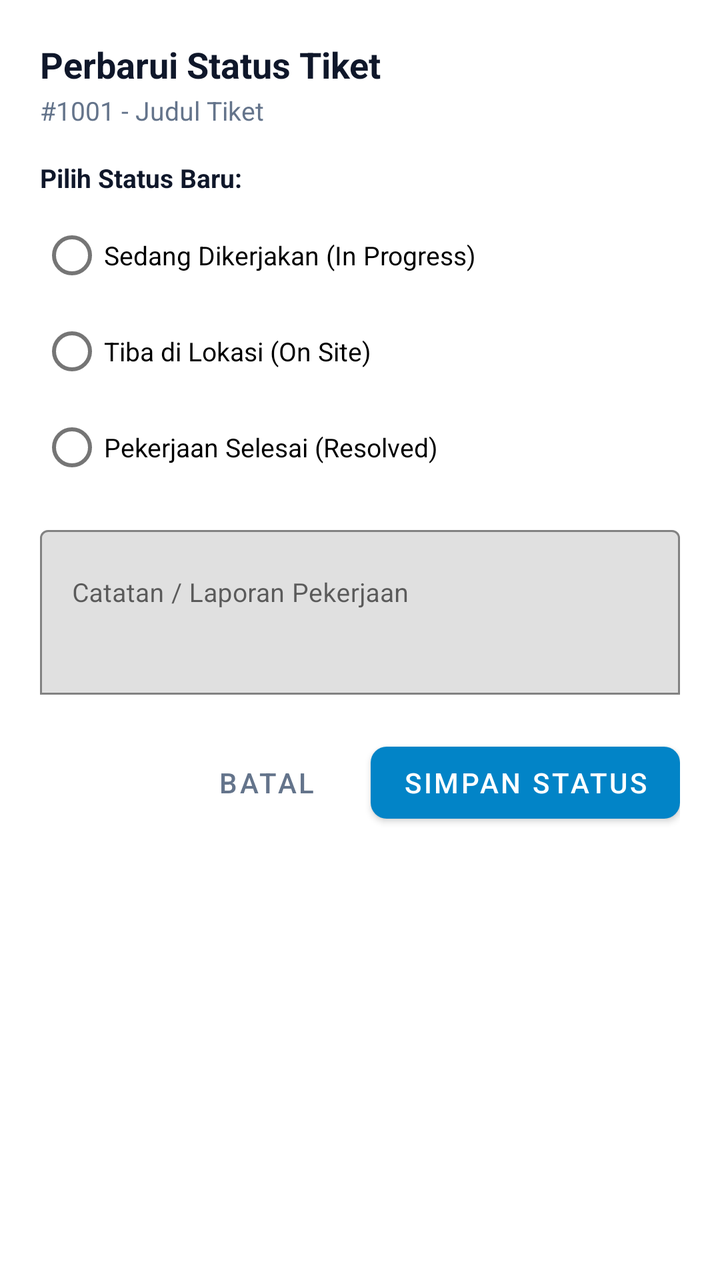
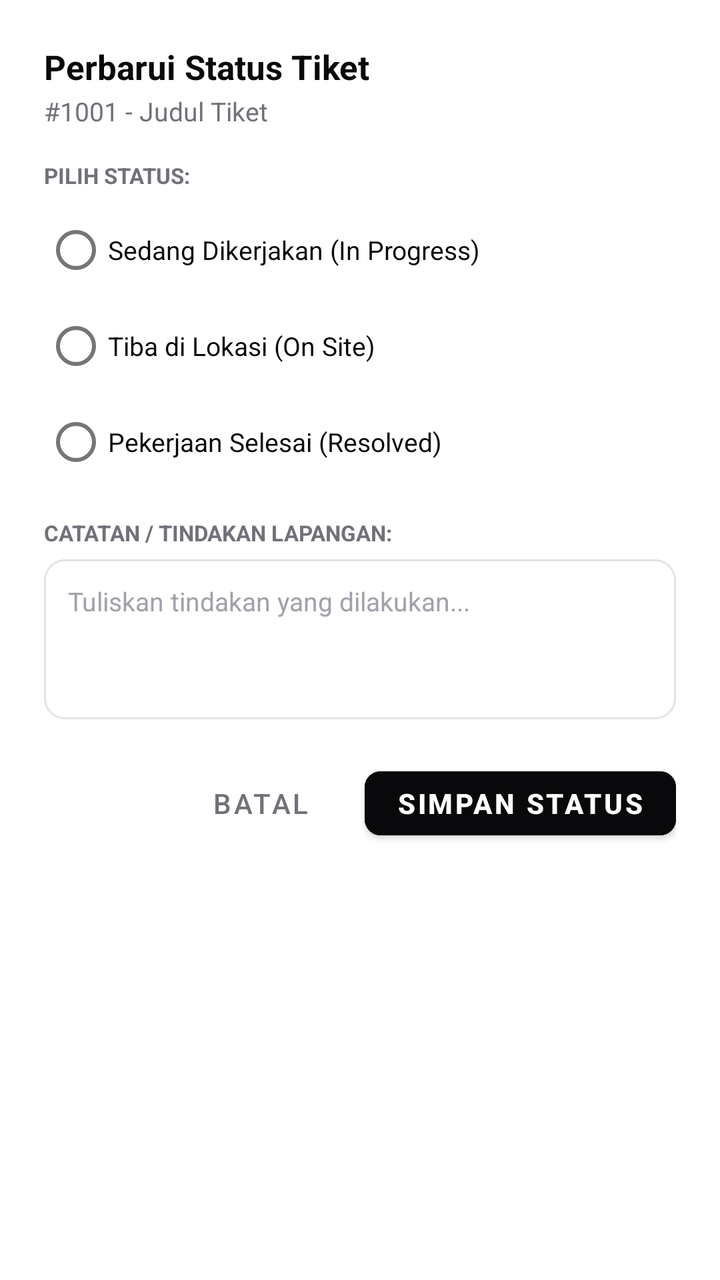

An Android layout rendered at two revisions. The XML below is the earlier revision; the diff shows what the commit changed to produce the second picture.
<!-- AndroidManifest.xml: application theme Theme.HelpDesk -->
<!-- res/layout/dialog_update_status.xml -->
<?xml version="1.0" encoding="utf-8"?>
<LinearLayout xmlns:android="http://schemas.android.com/apk/res/android"
    xmlns:app="http://schemas.android.com/apk/res-auto"
    android:layout_width="match_parent"
    android:layout_height="wrap_content"
    android:orientation="vertical"
    android:padding="20dp">

    <TextView
        android:id="@+id/tvDialogTitle"
        android:layout_width="wrap_content"
        android:layout_height="wrap_content"
        android:text="Perbarui Status Tiket"
        android:textColor="@color/text_primary"
        android:textSize="18sp"
        android:textStyle="bold" />

    <TextView
        android:id="@+id/tvDialogSubtitle"
        android:layout_width="wrap_content"
        android:layout_height="wrap_content"
        android:layout_marginTop="2dp"
        android:text="#1001 - Judul Tiket"
        android:textColor="@color/text_secondary"
        android:textSize="13sp" />

    <TextView
        android:layout_width="wrap_content"
        android:layout_height="wrap_content"
        android:layout_marginTop="16dp"
        android:text="Pilih Status Baru:"
        android:textColor="@color/text_primary"
        android:textSize="13sp"
        android:textStyle="bold" />

    <RadioGroup
        android:id="@+id/rgStatus"
        android:layout_width="match_parent"
        android:layout_height="wrap_content"
        android:layout_marginTop="6dp">

        <RadioButton
            android:id="@+id/rbInProgress"
            android:layout_width="match_parent"
            android:layout_height="wrap_content"
            android:text="Sedang Dikerjakan (In Progress)"
            android:textSize="13sp" />

        <RadioButton
            android:id="@+id/rbOnSite"
            android:layout_width="match_parent"
            android:layout_height="wrap_content"
            android:text="Tiba di Lokasi (On Site)"
            android:textSize="13sp" />

        <RadioButton
            android:id="@+id/rbResolved"
            android:layout_width="match_parent"
            android:layout_height="wrap_content"
            android:text="Pekerjaan Selesai (Resolved)"
            android:textSize="13sp" />
    </RadioGroup>

    <com.google.android.material.textfield.TextInputLayout
        android:layout_width="match_parent"
        android:layout_height="wrap_content"
        android:layout_marginTop="12dp"
        android:hint="Catatan / Laporan Pekerjaan"
        app:boxBackgroundMode="outline">

        <com.google.android.material.textfield.TextInputEditText
            android:id="@+id/etStatusNotes"
            android:layout_width="match_parent"
            android:layout_height="wrap_content"
            android:gravity="top"
            android:inputType="textMultiLine"
            android:lines="3"
            android:textSize="13sp" />
    </com.google.android.material.textfield.TextInputLayout>

    <LinearLayout
        android:layout_width="match_parent"
        android:layout_height="wrap_content"
        android:layout_marginTop="20dp"
        android:gravity="end"
        android:orientation="horizontal">

        <com.google.android.material.button.MaterialButton
            android:id="@+id/btnCancelDialog"
            style="@style/Widget.MaterialComponents.Button.TextButton"
            android:layout_width="wrap_content"
            android:layout_height="wrap_content"
            android:text="Batal"
            android:textColor="@color/text_secondary" />

        <com.google.android.material.button.MaterialButton
            android:id="@+id/btnSaveDialog"
            android:layout_width="wrap_content"
            android:layout_height="wrap_content"
            android:layout_marginStart="8dp"
            android:text="Simpan Status"
            app:cornerRadius="8dp" />
    </LinearLayout>

</LinearLayout>
<!-- resources referenced by this layout -->
<resources>
  <color name="text_primary">#0F172A</color>
  <color name="text_secondary">#64748B</color>
  <style name="Theme.HelpDesk" parent="Theme.MaterialComponents.DayNight.DarkActionBar">
          <item name="colorPrimary">@color/primary</item>
          <item name="colorPrimaryVariant">@color/primary_dark</item>
          <item name="colorOnPrimary">@color/white</item>
          <item name="colorSecondary">@color/accent</item>
          <item name="colorSecondaryVariant">@color/accent</item>
          <item name="colorOnSecondary">@color/white</item>
          <item name="android:statusBarColor">@color/primary_dark</item>
      </style>
  <color name="primary">#0284C7</color>
  <color name="primary_dark">#0369A1</color>
  <color name="white">#FFFFFF</color>
  <color name="accent">#10B981</color>
</resources>

<!-- the commit's change to res/layout/dialog_update_status.xml (unified diff, before → after) -->
@@ -4,15 +4,16 @@
     android:layout_width="match_parent"
     android:layout_height="wrap_content"
     android:orientation="vertical"
-    android:padding="20dp">
+    android:background="#FFFFFF"
+    android:padding="22dp">
 
     <TextView
         android:id="@+id/tvDialogTitle"
         android:layout_width="wrap_content"
         android:layout_height="wrap_content"
         android:text="Perbarui Status Tiket"
-        android:textColor="@color/text_primary"
-        android:textSize="18sp"
+        android:textColor="#09090B"
+        android:textSize="17sp"
         android:textStyle="bold" />
 
     <TextView
@@ -21,16 +22,16 @@
         android:layout_height="wrap_content"
         android:layout_marginTop="2dp"
         android:text="#1001 - Judul Tiket"
-        android:textColor="@color/text_secondary"
+        android:textColor="#71717A"
         android:textSize="13sp" />
 
     <TextView
         android:layout_width="wrap_content"
         android:layout_height="wrap_content"
         android:layout_marginTop="16dp"
-        android:text="Pilih Status Baru:"
-        android:textColor="@color/text_primary"
-        android:textSize="13sp"
+        android:text="PILIH STATUS:"
+        android:textColor="#71717A"
+        android:textSize="11sp"
         android:textStyle="bold" />
 
     <RadioGroup
@@ -44,6 +45,7 @@
             android:layout_width="match_parent"
             android:layout_height="wrap_content"
             android:text="Sedang Dikerjakan (In Progress)"
+            android:textColor="#09090B"
             android:textSize="13sp" />
 
         <RadioButton
@@ -51,6 +53,7 @@
             android:layout_width="match_parent"
             android:layout_height="wrap_content"
             android:text="Tiba di Lokasi (On Site)"
+            android:textColor="#09090B"
             android:textSize="13sp" />
 
         <RadioButton
@@ -58,25 +61,32 @@
             android:layout_width="match_parent"
             android:layout_height="wrap_content"
             android:text="Pekerjaan Selesai (Resolved)"
+            android:textColor="#09090B"
             android:textSize="13sp" />
     </RadioGroup>
 
-    <com.google.android.material.textfield.TextInputLayout
+    <TextView
+        android:layout_width="wrap_content"
+        android:layout_height="wrap_content"
+        android:layout_marginTop="14dp"
+        android:text="CATATAN / TINDAKAN LAPANGAN:"
+        android:textColor="#71717A"
+        android:textSize="11sp"
+        android:textStyle="bold" />
+
+    <EditText
+        android:id="@+id/etStatusNotes"
         android:layout_width="match_parent"
-        android:layout_height="wrap_content"
-        android:layout_marginTop="12dp"
-        android:hint="Catatan / Laporan Pekerjaan"
-        app:boxBackgroundMode="outline">
-
-        <com.google.android.material.textfield.TextInputEditText
-            android:id="@+id/etStatusNotes"
-            android:layout_width="match_parent"
-            android:layout_height="wrap_content"
-            android:gravity="top"
-            android:inputType="textMultiLine"
-            android:lines="3"
-            android:textSize="13sp" />
-    </com.google.android.material.textfield.TextInputLayout>
+        android:layout_height="80dp"
+        android:layout_marginTop="6dp"
+        android:background="@drawable/input_field_bg"
+        android:gravity="top"
+        android:hint="Tuliskan tindakan yang dilakukan..."
+        android:inputType="textMultiLine"
+        android:padding="12dp"
+        android:textColor="#09090B"
+        android:textColorHint="#A1A1AA"
+        android:textSize="13sp" />
 
     <LinearLayout
         android:layout_width="match_parent"
@@ -89,16 +99,19 @@
             android:id="@+id/btnCancelDialog"
             style="@style/Widget.MaterialComponents.Button.TextButton"
             android:layout_width="wrap_content"
-            android:layout_height="wrap_content"
+            android:layout_height="44dp"
             android:text="Batal"
-            android:textColor="@color/text_secondary" />
+            android:textColor="#71717A" />
 
         <com.google.android.material.button.MaterialButton
             android:id="@+id/btnSaveDialog"
             android:layout_width="wrap_content"
-            android:layout_height="wrap_content"
+            android:layout_height="44dp"
             android:layout_marginStart="8dp"
+            android:backgroundTint="#09090B"
             android:text="Simpan Status"
+            android:textColor="#FFFFFF"
+            android:textStyle="bold"
             app:cornerRadius="8dp" />
     </LinearLayout>
 
<!-- resource entries referenced after the edit -->
@@ -1,7 +1,13 @@
 <!-- resources referenced by this layout -->
 <resources>
-  <color name="text_primary">#0F172A</color>
-  <color name="text_secondary">#64748B</color>
+  <!-- drawable input_field_bg (drawable) -->
+  <?xml version="1.0" encoding="utf-8"?>
+  <shape xmlns:android="http://schemas.android.com/apk/res/android"
+      android:shape="rectangle">
+      <solid android:color="#FFFFFF" />
+      <stroke android:width="1dp" android:color="#E4E4E7" />
+      <corners android:radius="10dp" />
+  </shape>
   <style name="Theme.HelpDesk" parent="Theme.MaterialComponents.DayNight.DarkActionBar">
           <item name="colorPrimary">@color/primary</item>
           <item name="colorPrimaryVariant">@color/primary_dark</item>
